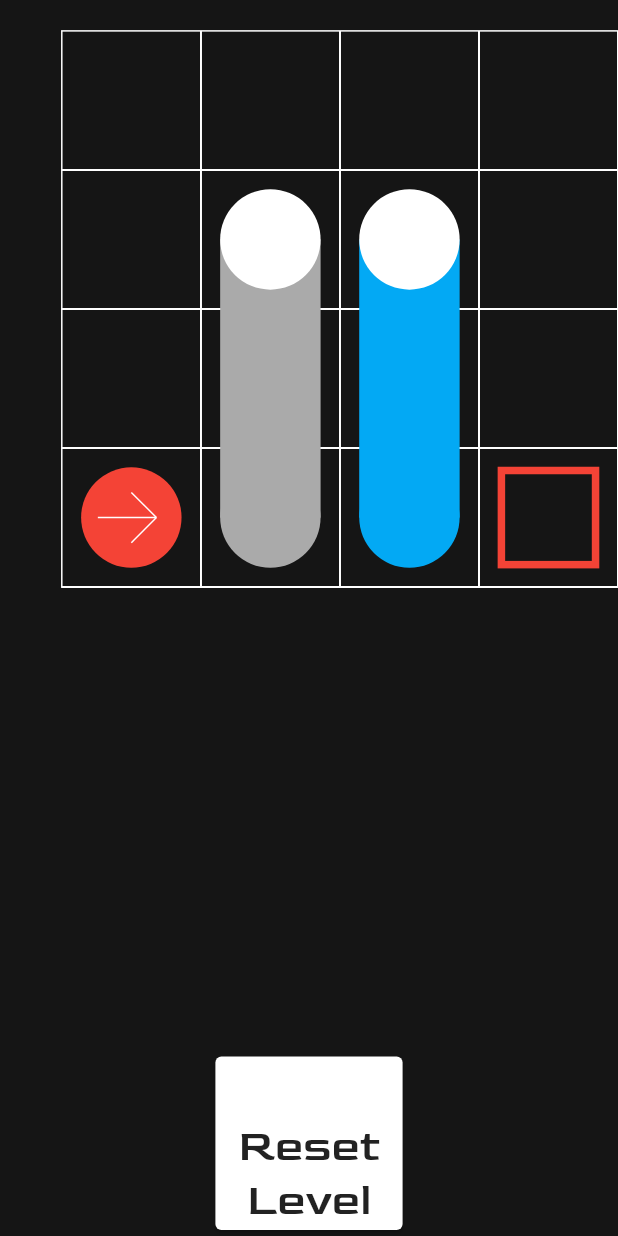
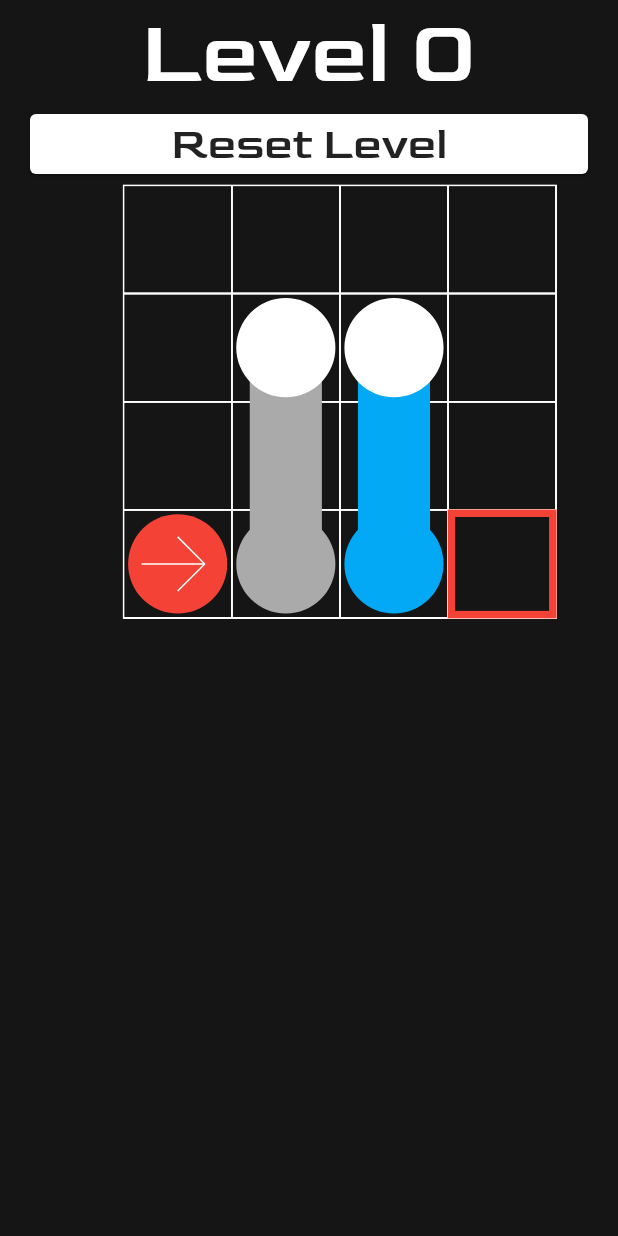
Before and after one commit to codewriter3000/projectballdrop, a Flutter app: the screen it shows after launch, after a tap on "DBall", on a phone screen of 412 x 824 dp. Run offline on Flutter 3.47's test engine with Material 2 defaults, Android fonts, the phone set to English and light mode, and no system bars; missing offline and left inert: gestures.

Commit message:
changed UI & obstacle shape

```diff
--- a/levels/level0.json
+++ b/levels/level0.json
@@ -1,9 +1,9 @@
 {
   "id": 0,
   "grid": {
-    "xUpperLeft": 0.05,
-    "yUpperLeft": 0.05,
-    "magnitude": 0.9,
+    "xUpperLeft": 0.1,
+    "yUpperLeft": 0.3,
+    "magnitude": 0.7,
     "rows": 4,
     "columns": 4
   },
--- a/levels/level1.json
+++ b/levels/level1.json
@@ -1,9 +1,9 @@
 {
   "id": 1,
   "grid": {
-    "xUpperLeft": 0.05,
-    "yUpperLeft": 0.05,
-    "magnitude": 0.9,
+    "xUpperLeft": 0.1,
+    "yUpperLeft": 0.3,
+    "magnitude": 0.7,
     "rows": 6,
     "columns": 6
   },
--- a/levels/level2.json
+++ b/levels/level2.json
@@ -1,9 +1,9 @@
 {
   "id": 2,
   "grid": {
-    "xUpperLeft": 0.05,
-    "yUpperLeft": 0.05,
-    "magnitude": 0.9,
+    "xUpperLeft": 0.1,
+    "yUpperLeft": 0.3,
+    "magnitude": 0.7,
     "rows": 4,
     "columns": 4
   },
--- a/levels/level3.json
+++ b/levels/level3.json
@@ -1,9 +1,9 @@
 {
   "id": 3,
   "grid": {
-    "xUpperLeft": 0.05,
-    "yUpperLeft": 0.05,
-    "magnitude": 0.9,
+    "xUpperLeft": 0.1,
+    "yUpperLeft": 0.3,
+    "magnitude": 0.7,
     "rows": 4,
     "columns": 4
   },
--- a/levels/level4.json
+++ b/levels/level4.json
@@ -1,9 +1,9 @@
 {
   "id": 4,
   "grid": {
-    "xUpperLeft": 0.05,
-    "yUpperLeft": 0.05,
-    "magnitude": 0.9,
+    "xUpperLeft": 0.1,
+    "yUpperLeft": 0.3,
+    "magnitude": 0.7,
     "rows": 5,
     "columns": 5
   },
--- a/levels/level5.json
+++ b/levels/level5.json
@@ -1,9 +1,9 @@
 {
   "id": 5,
   "grid": {
-    "xUpperLeft": 0.05,
-    "yUpperLeft": 0.05,
-    "magnitude": 0.9,
+    "xUpperLeft": 0.1,
+    "yUpperLeft": 0.3,
+    "magnitude": 0.7,
     "rows": 5,
     "columns": 5
   },
--- a/lib/controller.dart
+++ b/lib/controller.dart
@@ -197,6 +197,7 @@ class Controller extends ChangeNotifier {
     }
     print("LEVEL ${GameView.lvl} COMPLETE");
     GameView.lvl += 1;
+    GameView.lvlComplete = true;
   }
 
   //checks if the move is legal
--- a/lib/main.dart
+++ b/lib/main.dart
@@ -46,7 +46,7 @@ class _DBallState extends State<DBall>with SingleTickerProviderStateMixin {
                     children: <Widget>[
 
                       Text(
-                        "D-Ball Alpha",
+                        "D-Ball\nPre-Alpha",
                         style: TextStyle(
                           fontFamily: "Goldman",
                           //fontWeight: FontWeight.bold,
--- a/lib/view.dart
+++ b/lib/view.dart
@@ -13,6 +13,7 @@ final changeNotifier = ChangeNotifier();
 
 class GameView extends StatefulWidget {
   static int lvl = 0;
+  static bool lvlComplete = false;
   static _GameViewState of(BuildContext context) => context.findAncestorStateOfType<_GameViewState>();
   @override
   _GameViewState createState() => _GameViewState();
@@ -53,15 +54,25 @@ class _GameViewState extends State<GameView> {
                           controller.startDrag = null;
                           controller.currentPos = null;
                         },
-
                         child: Container( //TODO: fix the container so it doesn't take up the entire screen and center align the grid
                           width: constraints.widthConstraints().maxWidth,
                           height: constraints.heightConstraints().maxHeight,
-                          //color: Colors.blue,
+                              child: Container(
                                   child: CustomPaint(
                                       painter: LevelPainter(level, changeNotifier),
-                              child: Container(
-                                margin: EdgeInsets.only(right: MediaQuery.of(context).size.width * 3/10, left: MediaQuery.of(context).size.width * 3/10, top: MediaQuery.of(context).size.height * 8.5/10),
+                                    child: Column(
+                                  children: <Widget>[
+                                  Text(
+                                    "Level ${GameView.lvl}",
+                                    style: TextStyle(
+                                      fontFamily: "Goldman",
+                                      //fontWeight: FontWeight.bold,
+                                      fontSize: 60,
+                                      color: Color(0xFFFFFFFF),
+                                    ),
+                                  ),
+                                Container(
+                                  //margin: EdgeInsets.only(right: MediaQuery.of(context).size.width * 3/10, left: MediaQuery.of(context).size.width * 3/10, top: MediaQuery.of(context).size.height * 8.5/10),
                                   child: FlatButton(
                                     //padding: EdgeInsets.only(left: 100, right: 100, top: 600),
                                     onPressed: () {
@@ -72,6 +83,7 @@ class _GameViewState extends State<GameView> {
                                         context,
                                         MaterialPageRoute(builder: (context) => GameView()),
                                       );
+                                      GameView.lvlComplete = false;
                                     },
                                     child: Card(
                                       //margin: EdgeInsets.fromLTRB(25, 30, 25, 5),
@@ -81,27 +93,31 @@ class _GameViewState extends State<GameView> {
                                         child: Padding(
                                           padding: EdgeInsets.all(2),
                                           child: Text(
-                                            "Reset Level",
+                                            "${GameView.lvlComplete == true ? 'Next Level' : 'Reset Level'}",
                                             textAlign: TextAlign.center,
                                             style: TextStyle(
                                                 fontSize: 30,
                                                 fontFamily: "Goldman"
                                             ),
                                           ),
-                                        )
-                                      )
-                                  ),
-                                ),
-                              )//*/
                                         ),
                                       ),
                                     ),
                                   ),
-                )
-            )
+                                ),
+                                ],
+                                  ),
+                              ),
+                      ),
+                        ),
+                            ),
+                          ),
+                        ),
+                      ),
     );
   }
 }
+
 
 class LevelPainter extends CustomPainter {
   Level level;
@@ -230,24 +246,49 @@ class Grid {
     );
   }
 
+  String toString(){
+    return 'levelPainter: $levelPainter\n'
+        'xUpperLeft: $xUpperLeft\n'
+        'yUpperLeft: $yUpperLeft\n'
+        'magnitude: $magnitude\n'
+        'rows: $rows\n'
+        'columns: $columns\n'
+        'xBottomRight: $xBottomRight\n'
+        'yBottomRight: $yBottomRight\n'
+        'cellWidth: $cellWidth\n'
+        'cellHeight: $cellHeight\n'
+        'width: $width\n'
+        'midPoints: $midPoints\n'
+        'tiles: $tiles\n';
+  }
+
   void setMidpoints(){
     if (levelPainter.canvasWidth < levelPainter.canvasHeight){
       xBottomRight = xUpperLeft + magnitude;
       //convert magnitude into pixels & apply magnitude in pixels to height
       yBottomRight = yUpperLeft + levelPainter.getDecimalFromHeight(levelPainter.getWidthFromDecimal(magnitude));
     } else {
+      xBottomRight = xUpperLeft + levelPainter.getDecimalFromWidth(levelPainter.getHeightFromDecimal(magnitude));
       yBottomRight = yUpperLeft + magnitude;
-      xBottomRight = xUpperLeft + levelPainter.getDecimalFromWidth(levelPainter.getHeightFromDecimal(magnitude));
     }
     for(int i = 1; i <= this.rows; i++){
-      if(i == 1){
-        width = levelPainter.getHeightFromDecimal(((yUpperLeft + (yBottomRight-yUpperLeft)*(i-1)/rows) + (yUpperLeft + (yBottomRight-yUpperLeft)*(i)/rows))/2);
-      }
       for(int j = 1; j <= this.columns; j++){
+        /*
+        print('first part: ${xUpperLeft + (xBottomRight-xUpperLeft)*(j-1)/columns}');
+        print('2nd part: ${(xBottomRight-xUpperLeft)*(j-1)/columns}');
+        print('3rd part: $columns');
+        print('4th part: ${(xBottomRight-xUpperLeft)*(j-1)}');
+        print('5th part: ${(xBottomRight-xUpperLeft)}');
+        print('6th part: ${j-1}');*/
         midPoints.add(new Offset(levelPainter.getWidthFromDecimal(((xUpperLeft + (xBottomRight-xUpperLeft)*(j-1)/columns) + (xUpperLeft + (xBottomRight-xUpperLeft)*(j)/columns))/2),
             levelPainter.getHeightFromDecimal(((yUpperLeft + (yBottomRight-yUpperLeft)*(i-1)/rows) + (yUpperLeft + (yBottomRight-yUpperLeft)*(i)/rows))/2)));
         tiles.add(false);
         //tiles[(rows*(i-1))+(j-1)] = false;
+      }
+      if(i == 1){
+        width = levelPainter.getHeightFromDecimal(((yUpperLeft + (yBottomRight-yUpperLeft)*(i-1)/rows) + (yUpperLeft + (yBottomRight-yUpperLeft)*(i)/rows))/2);
+        width = midPoints[1].dx - midPoints[0].dx;
+        print('WIDTH: $width');
       }
     }
   }
@@ -368,27 +409,27 @@ class Obstacle extends FieldElement{
       ..strokeWidth = 1
       ..color = Colors.white;
     if(this.horizontal == true){
-      levelPainter.canvas.drawCircle(grid.midPoints[(grid.rows*(currY-1))+(currX-2+length)], grid.width/2, paint);
+      levelPainter.canvas.drawCircle(grid.midPoints[(grid.rows*(currY-1))+(currX-2+length)], grid.width/2 - 3, paint);
       levelPainter.canvas.drawRect(new Rect.fromPoints(new Offset(
           grid.midPoints[(grid.rows*(currY-1))+(currX-1)].dx,
-          grid.midPoints[(grid.rows*(currY-1))+(currX-1)].dy - grid.width/2), new Offset(
+          grid.midPoints[(grid.rows*(currY-1))+(currX-1)].dy - grid.width/3), new Offset(
           grid.midPoints[(grid.rows*(currY-1))+(currX-2+length)].dx,
-          grid.midPoints[(grid.rows*(currY-1))+(currX-1)].dy + grid.width/2)), paint);
+          grid.midPoints[(grid.rows*(currY-1))+(currX-1)].dy + grid.width/3)), paint);
       for(int i = 0; i < length; i++){
         grid.tiles[(grid.rows*(currY-1))+(currX-1+i)] = true;
       }
     } else {
-      levelPainter.canvas.drawCircle(grid.midPoints[(grid.rows*(currY-2+length))+(currX-1)], grid.width/2, paint);
+      levelPainter.canvas.drawCircle(grid.midPoints[(grid.rows*(currY-2+length))+(currX-1)], grid.width/2 - 3, paint);
       levelPainter.canvas.drawRect(new Rect.fromPoints(new Offset(
-          grid.midPoints[(grid.rows*(currY-1))+(currX-1)].dx - grid.width/2,
+          grid.midPoints[(grid.rows*(currY-1))+(currX-1)].dx - grid.width/3, //+
           grid.midPoints[(grid.rows*(currY-1))+(currX-1)].dy), new Offset(
-          grid.midPoints[(grid.rows*(currY-1))+(currX-1)].dx + grid.width/2,
+          grid.midPoints[(grid.rows*(currY-1))+(currX-1)].dx + grid.width/3, //-
           grid.midPoints[(grid.rows*(currY-2+length))+(currX-1)].dy)), paint);
       for(int i = 0; i < length; i++){
         grid.tiles[(grid.rows*(currY-1+i))+(currX-1)] = true;
       }
     }
-    levelPainter.canvas.drawCircle(grid.midPoints[(grid.rows*(currY-1))+(currX-1)], grid.width/2, whitePaint);
+    levelPainter.canvas.drawCircle(grid.midPoints[(grid.rows*(currY-1))+(currX-1)], grid.width/2 - 3, whitePaint);
     //grid.printTiles();
   }
 }
@@ -449,7 +490,7 @@ class Ball extends FieldElement {
       ..strokeWidth = 1
       ..color = Colors.white;
     levelPainter.canvas.drawCircle(
-        grid.midPoints[(grid.rows * (currY - 1)) + (currX - 1)], grid.width / 2,
+        grid.midPoints[(grid.rows * (currY - 1)) + (currX - 1)], grid.width/2 - 3,
         paint);
     if (direction == Direction.DOWN) {
       levelPainter.canvas.drawLine(new Offset(
```
Lines whose indentation alone changed are shown as unchanged.
